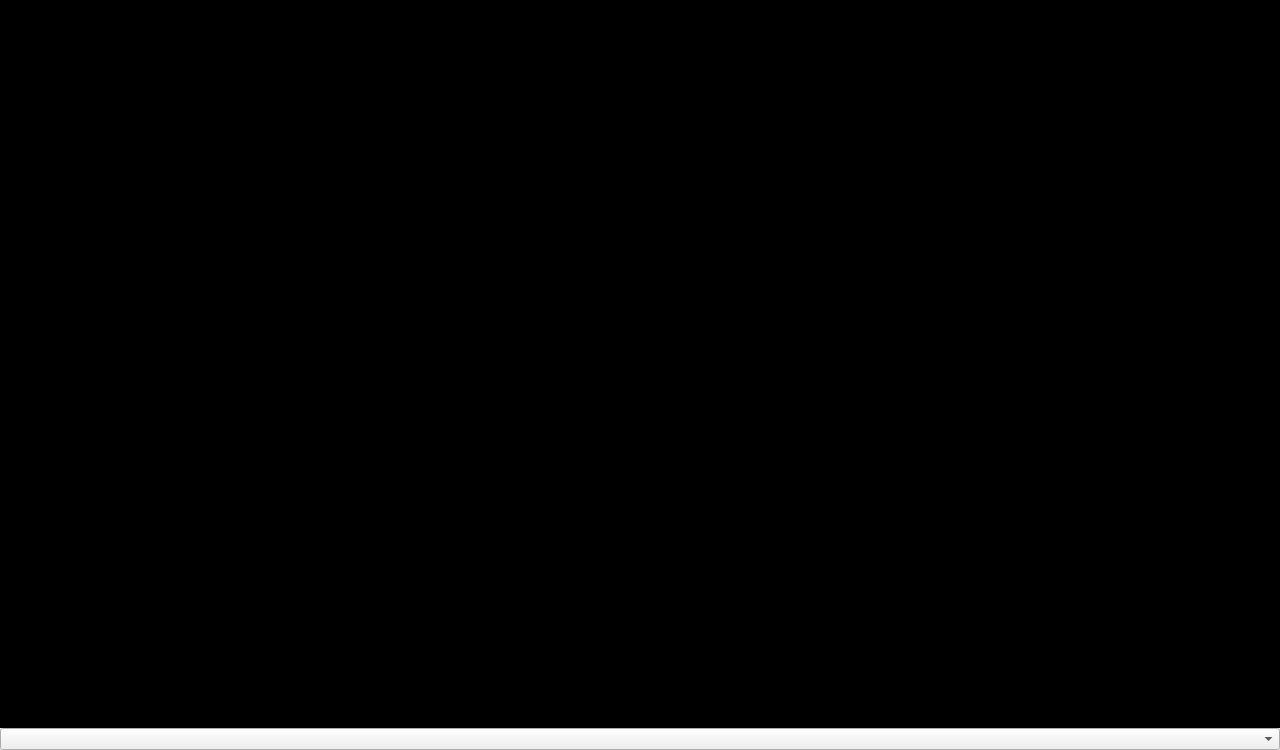
This is src/UDPReceiver/mainwindow.ui in zty199/NetworkClassroom_LAN as Qt 5 draws it before an edit. The edited form follows.
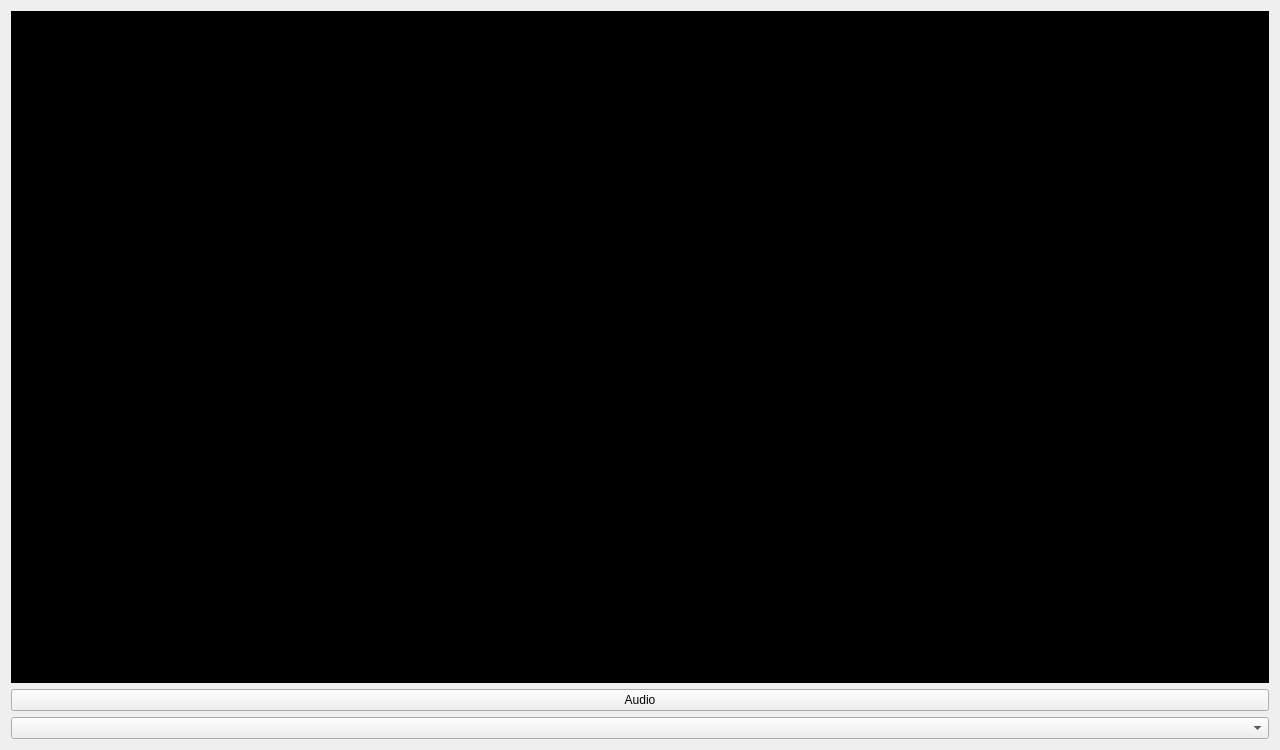
This is the edited form.

Diff of the .ui file:
```diff
--- a/src/UDPReceiver/mainwindow.ui
+++ b/src/UDPReceiver/mainwindow.ui
@@ -42,24 +42,6 @@
     </sizepolicy>
    </property>
    <layout class="QGridLayout" name="gridLayout">
-    <property name="leftMargin">
-     <number>0</number>
-    </property>
-    <property name="topMargin">
-     <number>0</number>
-    </property>
-    <property name="rightMargin">
-     <number>0</number>
-    </property>
-    <property name="bottomMargin">
-     <number>0</number>
-    </property>
-    <property name="spacing">
-     <number>0</number>
-    </property>
-    <item row="1" column="0">
-     <widget class="QComboBox" name="cb_device"/>
-    </item>
     <item row="0" column="0">
      <widget class="QLabel" name="videoViewer">
       <property name="sizePolicy">
@@ -91,6 +73,16 @@
       </property>
      </widget>
     </item>
+    <item row="3" column="0">
+     <widget class="QComboBox" name="cb_device"/>
+    </item>
+    <item row="2" column="0">
+     <widget class="QPushButton" name="btn_audio">
+      <property name="text">
+       <string>Audio</string>
+      </property>
+     </widget>
+    </item>
    </layout>
   </widget>
  </widget>
```
